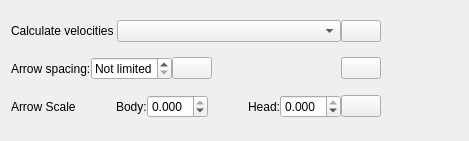
The window that src/qt-widgets/VelocityFieldCalculatorLayerOptionsWidgetUi.ui (GPlates/GPlates) describes before a commit, drawn with Qt 5.
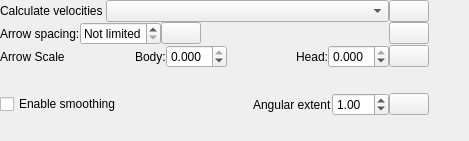
The same window after the commit. Icons and pictures are not drawn.

Commit message: (trunk) Added velocity smoothing GUI controls to velocity layers.

What changed in the file:
```diff
--- a/src/qt-widgets/VelocityFieldCalculatorLayerOptionsWidgetUi.ui
+++ b/src/qt-widgets/VelocityFieldCalculatorLayerOptionsWidgetUi.ui
@@ -14,6 +14,12 @@
    <string>Layers</string>
   </property>
   <layout class="QHBoxLayout" name="horizontalLayout">
+   <property name="spacing">
+    <number>0</number>
+   </property>
+   <property name="margin">
+    <number>0</number>
+   </property>
    <item>
     <layout class="QVBoxLayout" name="verticalLayout_2">
      <item>
@@ -231,6 +237,87 @@
        </item>
       </layout>
      </item>
+     <item>
+      <widget class="QWidget" name="velocity_smoothing_widget" native="true">
+       <layout class="QHBoxLayout" name="horizontalLayout_5">
+        <property name="spacing">
+         <number>0</number>
+        </property>
+        <property name="margin">
+         <number>0</number>
+        </property>
+        <item>
+         <widget class="QCheckBox" name="velocity_smoothing_check_box">
+          <property name="text">
+           <string>Enable smoothing</string>
+          </property>
+         </widget>
+        </item>
+        <item>
+         <widget class="QWidget" name="velocity_smoothing_controls" native="true">
+          <layout class="QHBoxLayout" name="horizontalLayout_6">
+           <property name="spacing">
+            <number>0</number>
+           </property>
+           <property name="margin">
+            <number>0</number>
+           </property>
+           <item>
+            <spacer name="horizontalSpacer_5">
+             <property name="orientation">
+              <enum>Qt::Horizontal</enum>
+             </property>
+             <property name="sizeHint" stdset="0">
+              <size>
+               <width>169</width>
+               <height>20</height>
+              </size>
+             </property>
+            </spacer>
+           </item>
+           <item>
+            <widget class="QLabel" name="velocity_smoothing_distance_label">
+             <property name="text">
+              <string>Angular extent</string>
+             </property>
+            </widget>
+           </item>
+           <item>
+            <widget class="QDoubleSpinBox" name="velocity_smoothing_distance_spinbox">
+             <property name="minimum">
+              <double>0.100000000000000</double>
+             </property>
+             <property name="maximum">
+              <double>90.000000000000000</double>
+             </property>
+             <property name="singleStep">
+              <double>0.100000000000000</double>
+             </property>
+             <property name="value">
+              <double>1.000000000000000</double>
+             </property>
+            </widget>
+           </item>
+           <item>
+            <widget class="QPushButton" name="push_button_help_velocity_smoothing">
+             <property name="toolTip">
+              <string>What does this mean?</string>
+             </property>
+             <property name="text">
+              <string/>
+             </property>
+             <property name="icon">
+              <iconset resource="../qt-resources/qt_widgets.qrc">
+               <normaloff>:/human_help_browser_16.png</normaloff>:/human_help_browser_16.png</iconset>
+             </property>
+            </widget>
+           </item>
+          </layout>
+         </widget>
+        </item>
+       </layout>
+      </widget>
+     </item>
     </layout>
    </item>
    <item>
```
The commit also changes 5 other files.
